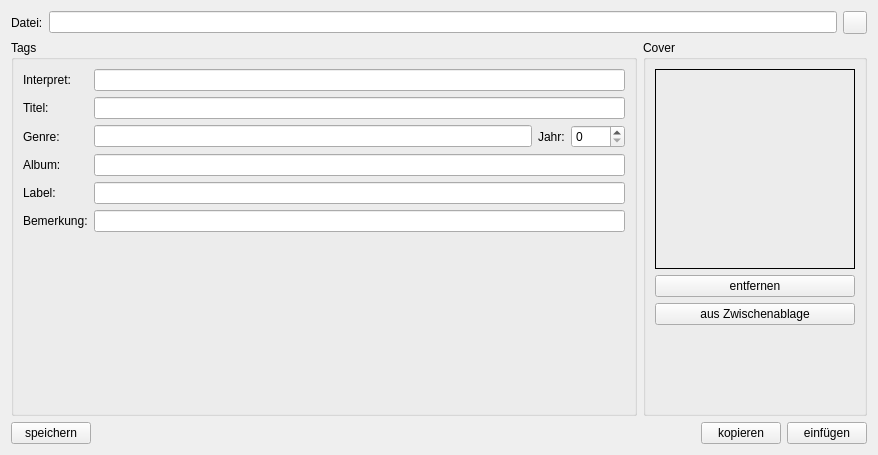
First picture: the form in src/forms/editid3tag/editid3tag.ui, repository pfedick/mp3encoder, before the edit.
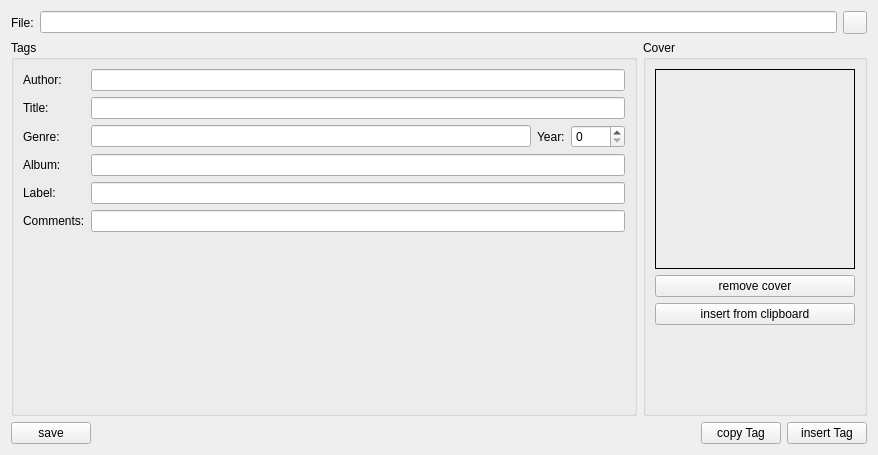
Second picture: the form after the edit. Icons and pictures are not drawn.

Patch:
```diff
--- a/src/forms/editid3tag/editid3tag.ui
+++ b/src/forms/editid3tag/editid3tag.ui
@@ -19,7 +19,7 @@
      <item>
       <widget class="QLabel" name="label_9">
        <property name="text">
-        <string>Datei:</string>
+        <string>File:</string>
        </property>
       </widget>
      </item>
@@ -60,7 +60,7 @@
         <item row="0" column="0">
          <widget class="QLabel" name="label">
           <property name="text">
-           <string>Interpret:</string>
+           <string>Author:</string>
           </property>
          </widget>
         </item>
@@ -70,7 +70,7 @@
         <item row="1" column="0">
          <widget class="QLabel" name="label_2">
           <property name="text">
-           <string>Titel:</string>
+           <string>Title:</string>
           </property>
          </widget>
         </item>
@@ -92,7 +92,7 @@
           <item>
            <widget class="QLabel" name="label_6">
             <property name="text">
-             <string>Jahr:</string>
+             <string>Year:</string>
             </property>
            </widget>
           </item>
@@ -128,7 +128,7 @@
         <item row="6" column="0">
          <widget class="QLabel" name="label_5">
           <property name="text">
-           <string>Bemerkung:</string>
+           <string>Comments:</string>
           </property>
          </widget>
         </item>
@@ -172,7 +172,7 @@
         <item>
          <widget class="QPushButton" name="delCoverButton">
           <property name="text">
-           <string>entfernen</string>
+           <string>remove cover</string>
           </property>
           <property name="icon">
            <iconset resource="../../../resource.qrc">
@@ -183,7 +183,7 @@
         <item>
          <widget class="QPushButton" name="coverFromClipboardButton">
           <property name="text">
-           <string>aus Zwischenablage</string>
+           <string>insert from clipboard</string>
           </property>
          </widget>
         </item>
@@ -210,7 +210,7 @@
      <item>
       <widget class="QPushButton" name="saveButton">
        <property name="text">
-        <string>speichern</string>
+        <string>save</string>
        </property>
        <property name="icon">
         <iconset resource="../../../resource.qrc">
@@ -234,14 +234,14 @@
      <item>
       <widget class="QPushButton" name="copyButton">
        <property name="text">
-        <string>kopieren</string>
+        <string>copy Tag</string>
        </property>
       </widget>
      </item>
      <item>
       <widget class="QPushButton" name="insertButton">
        <property name="text">
-        <string>einfügen</string>
+        <string>insert Tag</string>
        </property>
       </widget>
      </item>
```
Left out of the diff: 3 changed lines with no effect on the pictures.
